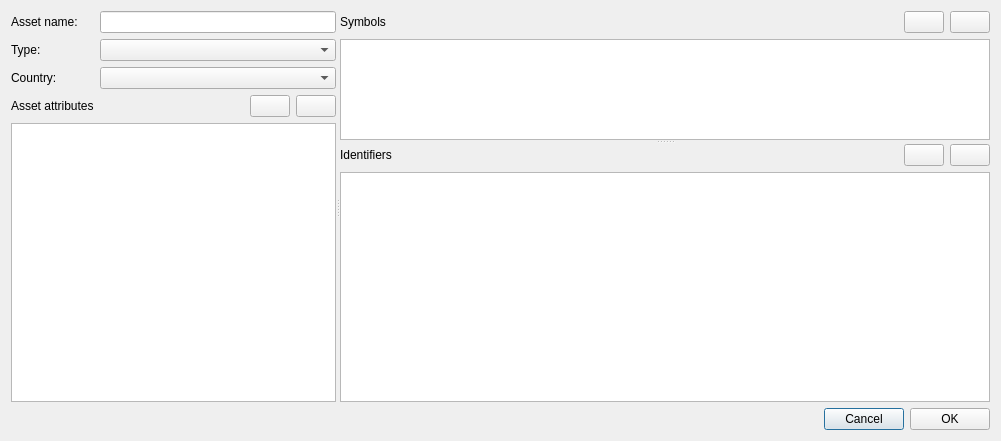
This is jal/ui/symbol_edit_dlg.ui in titov-vv/jal as Qt 5 draws it before an edit. The edited form follows.
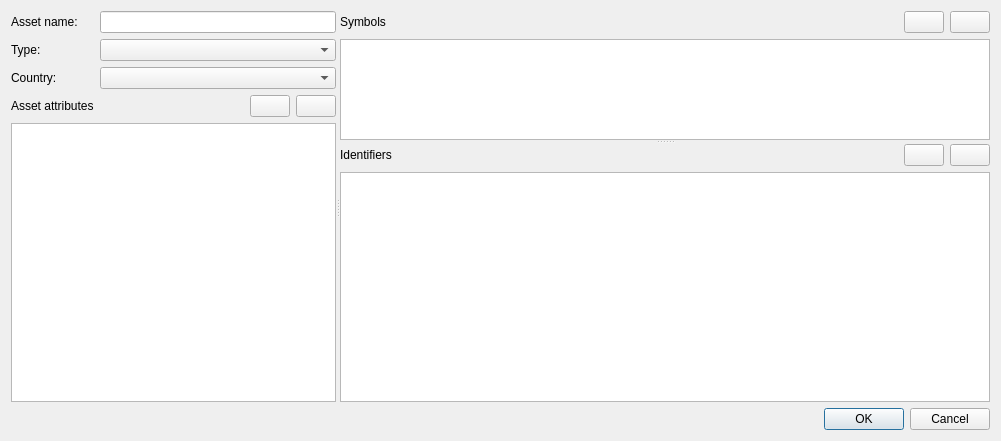
This is the edited form. Custom widgets are drawn as their Qt base class.

Commit message: UI colors from theme, not custom defined. Standard OK/Cancel dialog boxes instead of custom buttons.

Diff of the .ui file:
```diff
--- a/jal/ui/symbol_edit_dlg.ui
+++ b/jal/ui/symbol_edit_dlg.ui
@@ -21,54 +21,13 @@
   </property>
   <layout class="QGridLayout" name="gridLayout">
    <item row="1" column="0" colspan="5">
-    <widget class="QFrame" name="ButtonsFrame">
-     <property name="frameShape">
-      <enum>QFrame::Shape::NoFrame</enum>
+    <widget class="QDialogButtonBox" name="DialogButtonBox">
+     <property name="orientation">
+      <enum>Qt::Orientation::Horizontal</enum>
      </property>
-     <property name="frameShadow">
-      <enum>QFrame::Shadow::Raised</enum>
+     <property name="standardButtons">
+      <set>QDialogButtonBox::StandardButton::Cancel|QDialogButtonBox::StandardButton::Ok</set>
      </property>
-     <layout class="QHBoxLayout" name="horizontalLayout">
-      <property name="leftMargin">
-       <number>0</number>
-      </property>
-      <property name="topMargin">
-       <number>0</number>
-      </property>
-      <property name="rightMargin">
-       <number>0</number>
-      </property>
-      <property name="bottomMargin">
-       <number>0</number>
-      </property>
-      <item>
-       <spacer name="horizontalSpacer">
-        <property name="orientation">
-         <enum>Qt::Orientation::Horizontal</enum>
-        </property>
-        <property name="sizeHint" stdset="0">
-         <size>
-          <width>40</width>
-          <height>20</height>
-         </size>
-        </property>
-       </spacer>
-      </item>
-      <item>
-       <widget class="QPushButton" name="CancelButton">
-        <property name="text">
-         <string>Cancel</string>
-        </property>
-       </widget>
-      </item>
-      <item>
-       <widget class="QPushButton" name="OkButton">
-        <property name="text">
-         <string>OK</string>
-        </property>
-       </widget>
-      </item>
-     </layout>
     </widget>
    </item>
    <item row="0" column="0" colspan="5">
```
Left out of the diff: 27 changed lines with no effect on the pictures. The commit also changes 49 other files.
